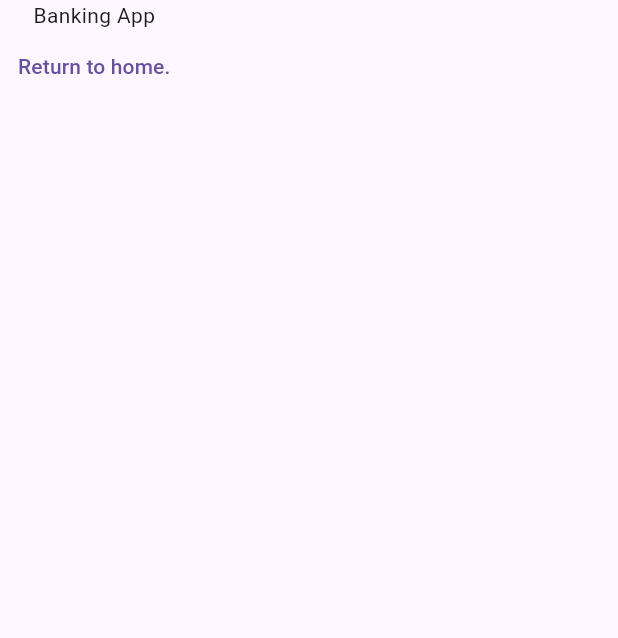
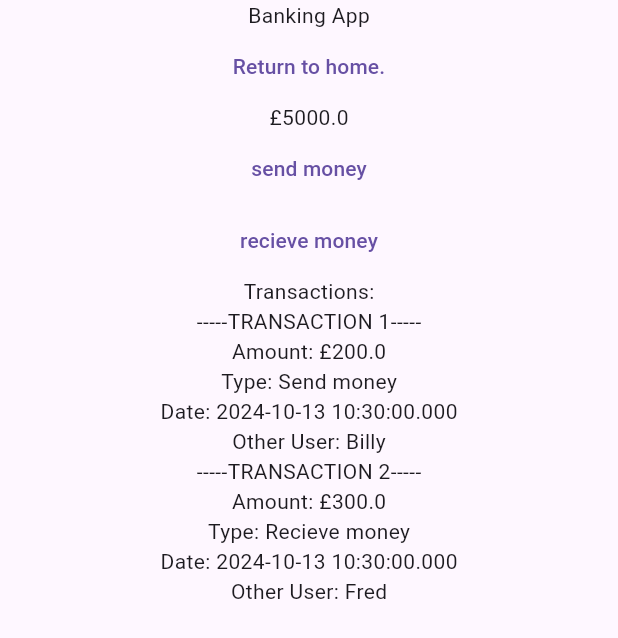
Before and after one commit to Oskarmos1/lookbusyOC, a Flutter app: the Banking screen opened by its route, on a phone screen of 412 x 824 dp. Shown: the top 638 px of the screen. Run offline on Flutter 3.47's test engine with Material 3 defaults, Android fonts, the light colour scheme and no system bars; our stand-ins replace google_mobile_ads, vibration.

Commit message:
Banking logic done

```diff
--- a/lib/banking.dart
+++ b/lib/banking.dart
@@ -1,4 +1,13 @@
 import 'package:flutter/material.dart';
+
+class Transaction {
+  DateTime timeOfTransaction;
+  double amount;
+  String typeOfTransaction;
+  String otherUserName;
+  Transaction(this.amount, this.timeOfTransaction, this.typeOfTransaction,
+      this.otherUserName);
+}
 
 class Banking extends StatefulWidget {
   const Banking({super.key});
@@ -8,6 +17,12 @@
 }
 
 class _BankingState extends State<Banking> {
+  ScrollController scrollController = ScrollController();
+  double money = 5000;
+  List<Transaction> transactions = [
+    Transaction(200, DateTime.now(), "Send money", "Billy"),
+    Transaction(300, DateTime.now(), "Recieve money", "Fred")
+  ];
   @override
   Widget build(BuildContext context) {
     return Scaffold(
@@ -19,7 +34,56 @@
                 onPressed: () {
                   Navigator.pop(context);
                 },
-                child: const Text("Return to home."))
+                child: const Text("Return to home.")),
+            Text("£${num.parse(money.toStringAsFixed(2))}"),
+            TextButton(
+                onPressed: () async {
+                  try {
+                    final returnInfo = await Navigator.pushNamed(
+                        context, '/moneyExchange',
+                        arguments: false) as List;
+                    setState(() {
+                      money = money - returnInfo?[0];
+                      transactions.add(Transaction(returnInfo![0],
+                          DateTime.now(), "Send money", returnInfo[1]));
+                    });
+                  } catch (e) {}
+                },
+                child: Text("send money")),
+            TextButton(
+                onPressed: () async {
+                  try {
+                    final returnInfo = await Navigator.pushNamed(
+                        context, '/moneyExchange',
+                        arguments: true) as List;
+                    setState(() {
+                      money = money + returnInfo?[0];
+                      transactions.add(Transaction(returnInfo![0],
+                          DateTime.now(), "Send money", returnInfo[1]));
+                    });
+                  } catch (e) {}
+                },
+                child: Text("recieve money")),
+            Text("Transactions:"),
+            Expanded(
+              child: ListView.builder(
+                controller: scrollController,
+                itemCount: transactions.length,
+                shrinkWrap: true,
+                itemBuilder: (context, index) {
+                  return Column(
+                    children: <Widget>[
+                      Text("-----TRANSACTION ${index + 1}-----"),
+                      Text(
+                          "Amount: £${num.parse(transactions[index].amount.toStringAsFixed(2))}"),
+                      Text("Type: ${transactions[index].typeOfTransaction}"),
+                      Text("Date: ${transactions[index].timeOfTransaction}"),
+                      Text("Other User: ${transactions[index].otherUserName}"),
+                    ],
+                  );
+                },
+              ),
+            )
           ],
         ),
       ),
--- a/lib/main.dart
+++ b/lib/main.dart
@@ -5,6 +5,7 @@
 import 'home.dart';
 import 'mail.dart';
 import 'messenger.dart';
+import 'moneyExchange.dart';
 import 'phone.dart';
 
 void main() {
@@ -18,6 +19,7 @@
       '/banking': (context) => const Banking(),
       '/mail': (context) => const Mail(),
       '/phone': (context) => const Phone(),
+      '/moneyExchange': (context) => const Moneyexchange(),
     },
   ));
 }
```
Also changed, not shown: lib/moneyExchange.dart (added, +68 -0 lines).
